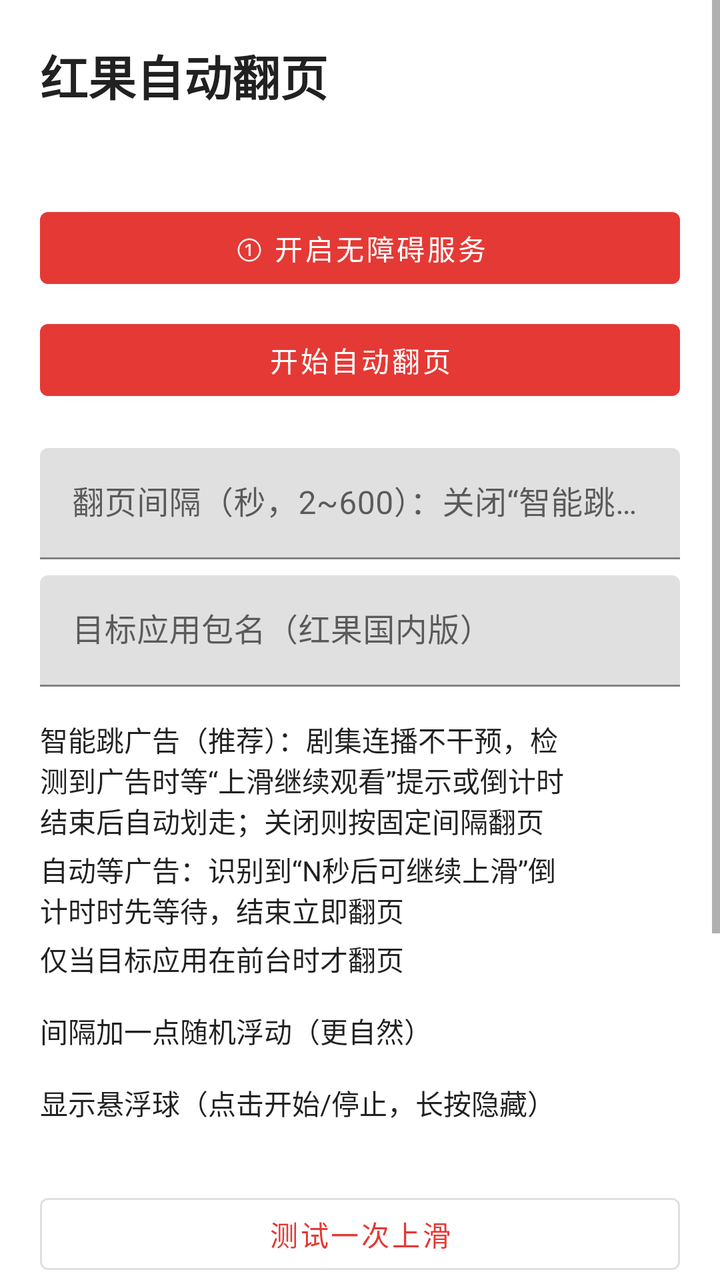
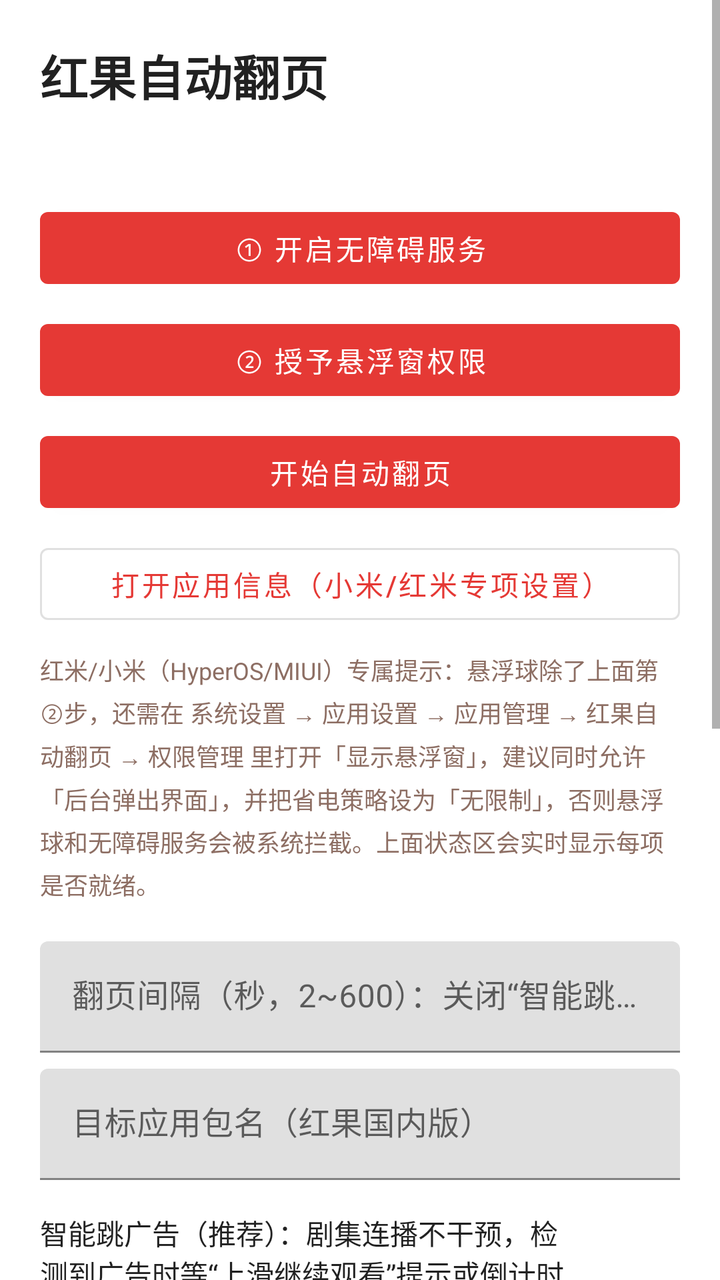

Before-and-after screenshots of an Android layout around one commit, followed by the original layout XML and the change that was made.
<!-- AndroidManifest.xml: application theme Theme.Hongguo -->
<!-- res/layout/activity_main.xml -->
<?xml version="1.0" encoding="utf-8"?>
<ScrollView xmlns:android="http://schemas.android.com/apk/res/android"
    xmlns:app="http://schemas.android.com/apk/res-auto"
    android:layout_width="match_parent"
    android:layout_height="match_parent"
    android:fillViewport="true">

    <LinearLayout
        android:layout_width="match_parent"
        android:layout_height="wrap_content"
        android:orientation="vertical"
        android:padding="20dp">

        <TextView
            android:layout_width="wrap_content"
            android:layout_height="wrap_content"
            android:text="@string/app_name"
            android:textColor="#212121"
            android:textSize="24sp"
            android:textStyle="bold" />

        <TextView
            android:id="@+id/statusView"
            android:layout_width="match_parent"
            android:layout_height="wrap_content"
            android:layout_marginTop="10dp"
            android:lineSpacingExtra="4dp"
            android:textSize="14sp" />

        <Button
            android:id="@+id/btnAccessibility"
            android:layout_width="match_parent"
            android:layout_height="wrap_content"
            android:layout_marginTop="16dp"
            android:text="@string/btn_accessibility" />

        <Button
            android:id="@+id/btnToggle"
            android:layout_width="match_parent"
            android:layout_height="wrap_content"
            android:layout_marginTop="8dp"
            android:text="@string/btn_start" />

        <com.google.android.material.textfield.TextInputLayout
            android:layout_width="match_parent"
            android:layout_height="wrap_content"
            android:layout_marginTop="20dp"
            android:hint="@string/hint_interval">

            <com.google.android.material.textfield.TextInputEditText
                android:id="@+id/editInterval"
                android:layout_width="match_parent"
                android:layout_height="wrap_content"
                android:inputType="number"
                android:maxLength="4" />
        </com.google.android.material.textfield.TextInputLayout>

        <com.google.android.material.textfield.TextInputLayout
            android:layout_width="match_parent"
            android:layout_height="wrap_content"
            android:layout_marginTop="8dp"
            android:hint="@string/hint_package">

            <com.google.android.material.textfield.TextInputEditText
                android:id="@+id/editPackage"
                android:layout_width="match_parent"
                android:layout_height="wrap_content"
                android:inputType="text"
                android:maxLines="1" />
        </com.google.android.material.textfield.TextInputLayout>

        <com.google.android.material.materialswitch.MaterialSwitch
            android:id="@+id/switchSmartEnd"
            android:layout_width="match_parent"
            android:layout_height="wrap_content"
            android:layout_marginTop="16dp"
            android:checked="true"
            app:showText="false"
            android:text="@string/switch_smart_end" />

        <com.google.android.material.materialswitch.MaterialSwitch
            android:id="@+id/switchAdWait"
            android:layout_width="match_parent"
            android:layout_height="wrap_content"
            android:layout_marginTop="4dp"
            android:checked="true"
            app:showText="false"
            android:text="@string/switch_ad_wait" />

        <com.google.android.material.materialswitch.MaterialSwitch
            android:id="@+id/switchOnlyTarget"
            android:layout_width="match_parent"
            android:layout_height="wrap_content"
            android:layout_marginTop="4dp"
            android:checked="true"
            app:showText="false"
            android:text="@string/switch_only_target" />

        <com.google.android.material.materialswitch.MaterialSwitch
            android:id="@+id/switchJitter"
            android:layout_width="match_parent"
            android:layout_height="wrap_content"
            android:layout_marginTop="4dp"
            android:checked="true"
            app:showText="false"
            android:text="@string/switch_jitter" />

        <com.google.android.material.materialswitch.MaterialSwitch
            android:id="@+id/switchOverlay"
            android:layout_width="match_parent"
            android:layout_height="wrap_content"
            android:layout_marginTop="4dp"
            app:showText="false"
            android:text="@string/switch_overlay" />

        <Button
            android:id="@+id/btnTest"
            style="@style/Widget.MaterialComponents.Button.OutlinedButton"
            android:layout_width="match_parent"
            android:layout_height="wrap_content"
            android:layout_marginTop="20dp"
            android:text="@string/btn_test" />

        <TextView
            android:layout_width="match_parent"
            android:layout_height="wrap_content"
            android:layout_marginTop="24dp"
            android:lineSpacingExtra="4dp"
            android:text="@string/usage_hint"
            android:textColor="#757575"
            android:textSize="12sp" />

        <TextView
            android:layout_width="match_parent"
            android:layout_height="wrap_content"
            android:layout_marginTop="12dp"
            android:lineSpacingExtra="4dp"
            android:text="@string/disclaimer"
            android:textColor="#9E9E9E"
            android:textSize="11sp" />
    </LinearLayout>
</ScrollView>
<!-- resources referenced by this layout -->
<resources>
  <string name="app_name">红果自动翻页</string>
  <string name="btn_accessibility">① 开启无障碍服务</string>
  <string name="btn_start">开始自动翻页</string>
  <string name="btn_test">测试一次上滑</string>
  <string name="disclaimer">本应用仅通过系统无障碍服务模拟手势，不修改、不破解任何应用。自动化操作第三方应用可能违反其用户协议，由此产生的风险请自行评估；请勿用于刷量等违反平台规则的用途。</string>
  <string name="hint_interval">翻页间隔（秒，2~600）：关闭“智能跳广告”时使用</string>
  <string name="hint_package">目标应用包名（红果国内版）</string>
  <string name="switch_ad_wait">自动等广告：识别到“N秒后可继续上滑”倒计时时先等待，结束立即翻页</string>
  <string name="switch_jitter">间隔加一点随机浮动（更自然）</string>
  <string name="switch_only_target">仅当目标应用在前台时才翻页</string>
  <string name="switch_overlay">显示悬浮球（点击开始/停止，长按隐藏）</string>
  <string name="switch_smart_end">智能跳广告（推荐）：剧集连播不干预，检测到广告时等“上滑继续观看”提示或倒计时结束后自动划走；关闭则按固定间隔翻页</string>
  <string name="usage_hint">使用方法：① 开启无障碍服务（悬浮球自动出现）→ ② 打开红果短剧，点悬浮球 ▶ 开始。剧集会由红果自动连播，本应用只在出现广告时出手：等“上滑继续观看”提示出现（或“N秒后可继续上滑”倒计时结束）就自动划走广告，横竖屏全屏通用。关闭“智能跳广告”则按下方间隔定时翻页。红果海外版请把包名改为 com.phoenix.read.oversea.gp。</string>
  <style name="Theme.Hongguo" parent="Theme.MaterialComponents.DayNight.NoActionBar">
          <item name="colorPrimary">@color/primary</item>
          <item name="colorPrimaryVariant">@color/primary_dark</item>
          <item name="colorOnPrimary">#FFFFFF</item>
          <item name="colorSecondary">@color/primary</item>
          <item name="colorSecondaryVariant">@color/primary_dark</item>
          <item name="colorOnSecondary">#FFFFFF</item>
          <item name="android:statusBarColor">@color/primary_dark</item>
      </style>
  <color name="primary">#E53935</color>
  <color name="primary_dark">#C62828</color>
</resources>

<!-- the commit's change to res/layout/activity_main.xml (unified diff, before → after) -->
@@ -35,13 +35,38 @@
             android:text="@string/btn_accessibility" />
 
         <Button
+            android:id="@+id/btnOverlayPerm"
+            android:layout_width="match_parent"
+            android:layout_height="wrap_content"
+            android:layout_marginTop="8dp"
+            android:text="@string/btn_overlay_perm" />
+
+        <Button
             android:id="@+id/btnToggle"
             android:layout_width="match_parent"
             android:layout_height="wrap_content"
             android:layout_marginTop="8dp"
             android:text="@string/btn_start" />
 
+        <Button
+            android:id="@+id/btnAppDetails"
+            style="@style/Widget.MaterialComponents.Button.OutlinedButton"
+            android:layout_width="match_parent"
+            android:layout_height="wrap_content"
+            android:layout_marginTop="8dp"
+            android:text="@string/btn_app_details" />
+
+        <TextView
+            android:layout_width="match_parent"
+            android:layout_height="wrap_content"
+            android:layout_marginTop="10dp"
+            android:lineSpacingExtra="4dp"
+            android:text="@string/miui_hint"
+            android:textColor="#8D6E63"
+            android:textSize="12sp" />
+
         <com.google.android.material.textfield.TextInputLayout
+            android:id="@+id/intervalLayout"
             android:layout_width="match_parent"
             android:layout_height="wrap_content"
             android:layout_marginTop="20dp"
<!-- resource entries referenced after the edit -->
@@ -2,11 +2,14 @@
 <resources>
   <string name="app_name">红果自动翻页</string>
   <string name="btn_accessibility">① 开启无障碍服务</string>
+  <string name="btn_app_details">打开应用信息（小米/红米专项设置）</string>
+  <string name="btn_overlay_perm">② 授予悬浮窗权限</string>
   <string name="btn_start">开始自动翻页</string>
   <string name="btn_test">测试一次上滑</string>
   <string name="disclaimer">本应用仅通过系统无障碍服务模拟手势，不修改、不破解任何应用。自动化操作第三方应用可能违反其用户协议，由此产生的风险请自行评估；请勿用于刷量等违反平台规则的用途。</string>
   <string name="hint_interval">翻页间隔（秒，2~600）：关闭“智能跳广告”时使用</string>
   <string name="hint_package">目标应用包名（红果国内版）</string>
+  <string name="miui_hint">红米/小米（HyperOS/MIUI）专属提示：悬浮球除了上面第②步，还需在 系统设置 → 应用设置 → 应用管理 → 红果自动翻页 → 权限管理 里打开「显示悬浮窗」，建议同时允许「后台弹出界面」，并把省电策略设为「无限制」，否则悬浮球和无障碍服务会被系统拦截。上面状态区会实时显示每项是否就绪。</string>
   <string name="switch_ad_wait">自动等广告：识别到“N秒后可继续上滑”倒计时时先等待，结束立即翻页</string>
   <string name="switch_jitter">间隔加一点随机浮动（更自然）</string>
   <string name="switch_only_target">仅当目标应用在前台时才翻页</string>
